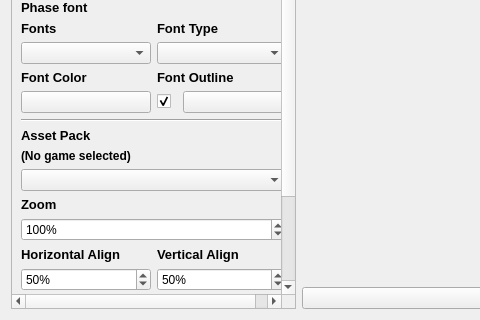
First picture: the form in src/layout/TSHThumbnailSettings.ui, repository joaorb64/TournamentStreamHelper, before the edit; both pictures show x 0 to 480 and y 433 to 753 of the 962 by 753 pixel window.
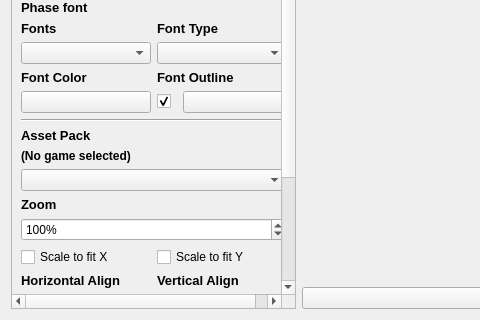
Second picture: the form after the edit.

Patch:
```diff
--- a/src/layout/TSHThumbnailSettings.ui
+++ b/src/layout/TSHThumbnailSettings.ui
@@ -29,9 +29,9 @@
       <property name="geometry">
        <rect>
         <x>0</x>
-        <y>0</y>
+        <y>-255</y>
         <width>302</width>
-        <height>941</height>
+        <height>974</height>
        </rect>
       </property>
       <layout class="QVBoxLayout" name="verticalLayout_6">
@@ -796,6 +796,32 @@
            </item>
           </layout>
          </item>
+         <item>
+          <layout class="QHBoxLayout" name="horizontalLayout_13">
+           <item>
+            <layout class="QVBoxLayout" name="verticalLayout_19">
+             <item>
+              <widget class="QCheckBox" name="scaleToFillX">
+               <property name="text">
+                <string>Scale to fit X</string>
+               </property>
+              </widget>
+             </item>
+            </layout>
+           </item>
+           <item>
+            <layout class="QVBoxLayout" name="verticalLayout_18">
+             <item>
+              <widget class="QCheckBox" name="scaleToFillY">
+               <property name="text">
+                <string>Scale to fit Y</string>
+               </property>
+              </widget>
+             </item>
+            </layout>
+           </item>
+          </layout>
+         </item>
          <item>
           <layout class="QHBoxLayout" name="horizontalLayout_12">
            <item>
```
